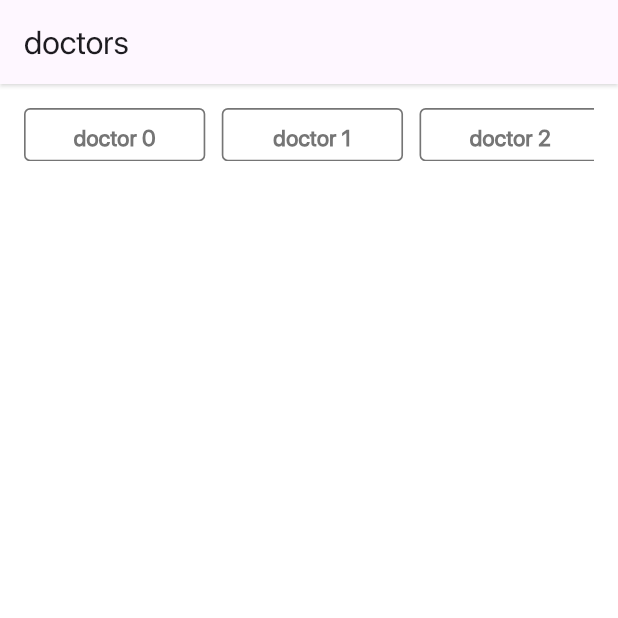
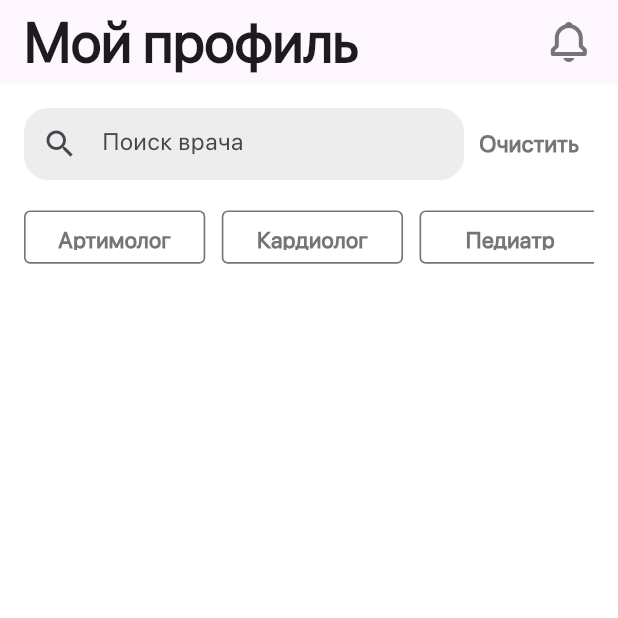
Before and after one commit to FlutterCourse18/ambulance, a Flutter app: the DoctorsScreen screen opened directly, on a phone screen of 412 x 824 dp, the top half of it. Run offline on Flutter 3.47's test engine with Material 3 defaults, Android fonts, the phone set to English and light mode, and no system bars; our stand-ins replace file_picker, flutter_screenutil, flutter_svg, image_picker, mask_text_input_formatter, persistent_bottom_nav_bar and 1 more; accounts and stored records are empty.

Commit message:
add search_textfield - doctors_category_list

```diff
--- a/lib/core/consts/app_consts.dart
+++ b/lib/core/consts/app_consts.dart
@@ -6,5 +6,5 @@ abstract class AppConsts {
   static const String userName = 'userName';
   static const String userSurname = 'userSurname';
   static const String userAvatar = 'userAvatar';
-  static const int initialTabCont = 4;
+  static const int initialTabCont = 0;
 }
--- a/lib/core/fonts/app_fonts.dart
+++ b/lib/core/fonts/app_fonts.dart
@@ -30,6 +30,10 @@ abstract class AppFonts {
     fontSize: 15.sp,
     fontWeight: FontWeight.w600,
   );
+  static TextStyle s14w600 = TextStyle(
+    fontSize: 14.sp,
+    fontWeight: FontWeight.w600,
+  );
   static TextStyle s18w400 = TextStyle(
     fontSize: 18.sp,
     fontWeight: FontWeight.w400,
--- a/lib/core/images/app_images.dart
+++ b/lib/core/images/app_images.dart
@@ -18,4 +18,5 @@ abstract class AppSvg {
   static const String dropper = "assets/images/svg/dropper.svg";
   static const String detail = "assets/images/svg/detail.svg";
   static const String bookAdd = "assets/images/svg/book_add.svg";
+  static const String bell = "assets/images/svg/bell.svg";
 }
--- a/lib/data/bottom_nav_bar_model.dart
+++ b/lib/data/bottom_nav_bar_model.dart
@@ -11,7 +11,7 @@ abstract class BottomNavBarData {
   static List<BottomNavBarModel> data = [
     BottomNavBarModel(title: 'Доктора', image: AppSvg.plus),
     BottomNavBarModel(title: 'Статьи', image: AppSvg.sheet),
-    // BottomNavBarModel(title: 'Вызов', image: AppSvg.ambulance),
+    BottomNavBarModel(title: 'Вызов', image: AppSvg.ambulance),
     BottomNavBarModel(title: 'Мои доктора', image: AppSvg.favorite),
     BottomNavBarModel(title: 'Профиль', image: AppSvg.profile),
   ];
--- /dev/null
+++ b/lib/data/doctors_category_model.dart
@@ -0,0 +1,15 @@
+abstract class DoctorsCategoryData {
+  static List<String> doctors = [
+    "Артимолог",
+    "Кардиолог",
+    "Педиатр",
+    "Кардиохирург"
+    "Хирург",
+    "Гинеколог",
+    "Окулист",
+    "Акушер-гинеколог",
+    "Уролог",
+    "Невролог",
+    "Терапевт",
+  ];
+}
--- /dev/null
+++ b/lib/presentation/common_widgets/search_textfield.dart
@@ -0,0 +1,74 @@
+import 'package:ambulance/core/colors/app_colors.dart';
+import 'package:ambulance/core/fonts/app_fonts.dart';
+import 'package:flutter/material.dart';
+import 'package:flutter_screenutil/flutter_screenutil.dart';
+
+class SearchTextField extends StatefulWidget {
+  const SearchTextField({super.key});
+
+  @override
+  State<SearchTextField> createState() => _SearchTextFieldState();
+}
+
+class _SearchTextFieldState extends State<SearchTextField> {
+  TextEditingController searchController = TextEditingController();
+
+  void onSubmitted(value) {
+    print('value: $value');
+  }
+
+  @override
+  Widget build(BuildContext context) {
+    return Row(
+      children: [
+        Expanded(
+          child: TextField(
+            controller: searchController,
+            onSubmitted: onSubmitted,
+            keyboardType: TextInputType.text,
+            textCapitalization: TextCapitalization.sentences,
+            decoration: InputDecoration(
+              focusedBorder: OutlineInputBorder(
+                borderSide:
+                    const BorderSide(width: 1, color: Colors.transparent),
+                borderRadius: BorderRadius.circular(16.r),
+              ),
+              enabledBorder: UnderlineInputBorder(
+                borderSide:
+                    const BorderSide(width: 1, color: Colors.transparent),
+                borderRadius: BorderRadius.circular(16.r),
+              ),
+              filled: true,
+              fillColor: AppColors.grayC4.withOpacity(0.3),
+              contentPadding:
+                  EdgeInsets.symmetric(vertical: 10.h, horizontal: 10.w),
+              // suffix: InkWell(
+              //   child: const Text('Очистить'),
+              //   onTap: () {
+              //     searchController.clear();
+              //     print(searchController.text);
+              //   },
+              // ),
+              prefixIcon: const Icon(Icons.search),
+              hintText: 'Поиск врача',
+            ),
+          ),
+        ),
+        InkWell(
+          borderRadius: BorderRadius.circular(30.0),
+          child: Padding(
+            padding: const EdgeInsets.all(10.0),
+            child: Text(
+              'Очистить',
+              style: AppFonts.s14w600.copyWith(color: AppColors.gray75),
+            ),
+          ),
+          onTap: () {
+            searchController.clear();
+            // print(searchController.text);
+          },
+        )
+      ],
+    );
+  }
+}
--- a/lib/presentation/features/home_page/doctors/screens/doctor_screen.dart
+++ b/lib/presentation/features/home_page/doctors/screens/doctor_screen.dart
@@ -1,6 +1,10 @@
-import 'package:ambulance/core/colors/app_colors.dart';
+import 'package:ambulance/core/fonts/app_fonts.dart';
+import 'package:ambulance/core/images/app_images.dart';
+import 'package:ambulance/presentation/common_widgets/search_textfield.dart';
+import 'package:ambulance/presentation/features/home_page/doctors/widgets/doctor_category_list.dart';
 import 'package:flutter/material.dart';
 import 'package:flutter_screenutil/flutter_screenutil.dart';
+import 'package:flutter_svg/flutter_svg.dart';
 
 class DoctorsScreen extends StatefulWidget {
   const DoctorsScreen({super.key});
@@ -10,79 +14,34 @@ class DoctorsScreen extends StatefulWidget {
 }
 
 class _DoctorsScreenState extends State<DoctorsScreen> {
-  List<String> doctors = [for (int i = 0; i < 10; i++) 'doctor $i'];
-  String selectedElement = '';
   @override
   Widget build(BuildContext context) {
     return Scaffold(
       appBar: AppBar(
-        title: const Text('doctors'),
+        elevation: 0.h,
+        title: Text(
+          'Мой профиль',
+          style: AppFonts.s34w700,
+        ),
+        centerTitle: false,
+        actions: [
+          IconButton(
+            onPressed: () {},
+            icon: SvgPicture.asset(AppSvg.bell),
+          ),
+          SizedBox(width: 8.w),
+        ],
       ),
       body: Padding(
         padding: const EdgeInsets.all(16.0),
         child: Column(
           children: [
-            SizedBox(
-              height: 35.h,
-              child: ListView.builder(
-                scrollDirection: Axis.horizontal,
-                itemCount: doctors.length,
-                itemBuilder: (context, index) => DoctorCotegoryWidget(
-                  onTap: () {
-                    selectedElement = doctors[index];
-                    setState(() {});
-                  },
-                  isSelected: selectedElement == doctors[index],
-                  title: doctors[index],
-                ),
-              ),
-            )
+            const SearchTextField(),
+            SizedBox(height: 20.h),
+            const DoctorsCategoryList(),
           ],
         ),
       ),
     );
   }
 }
-
-class DoctorCotegoryWidget extends StatelessWidget {
-  const DoctorCotegoryWidget(
-      {super.key,
-      required this.title,
-      required this.isSelected,
-      required this.onTap});
-  final String title;
-
-  final Function()? onTap;
-  final bool isSelected;
-  @override
-  Widget build(BuildContext context) {
-    return Padding(
-      padding: EdgeInsets.only(right: 10.w),
-      child: InkWell(
-        onTap: onTap,
-        child: Container(
-          width: 110.w,
-          height: 34.h,
-          padding: EdgeInsets.symmetric(horizontal: 12.w, vertical: 8.h),
-          decoration: ShapeDecoration(
-            color: isSelected ? AppColors.blue : Colors.white,
-            shape: RoundedRectangleBorder(
-              side: BorderSide(width: 1.w, color: AppColors.gray75),
-              borderRadius: BorderRadius.circular(4.r),
-            ),
-          ),
-          child: Center(
-            child: Text(
-              title,
-              style: TextStyle(
-                color: !isSelected ? Color(0xFF757575) : Colors.white,
-                fontSize: 15,
-                fontWeight: FontWeight.w600,
-              ),
-            ),
-          ),
-        ),
-      ),
-    );
-  }
-}
--- /dev/null
+++ b/lib/presentation/features/home_page/doctors/widgets/doctor_category_list.dart
@@ -0,0 +1,34 @@
+import 'package:ambulance/data/doctors_category_model.dart';
+import 'package:ambulance/presentation/features/home_page/doctors/widgets/doctor_cotegory.dart';
+import 'package:flutter/material.dart';
+import 'package:flutter_screenutil/flutter_screenutil.dart';
+
+class DoctorsCategoryList extends StatefulWidget {
+  const DoctorsCategoryList({super.key});
+
+  @override
+  State<DoctorsCategoryList> createState() => _DoctorsCategoryListState();
+}
+
+class _DoctorsCategoryListState extends State<DoctorsCategoryList> {
+  String selectedElement = '';
+
+  @override
+  Widget build(BuildContext context) {
+    return SizedBox(
+      height: 35.h,
+      child: ListView.builder(
+        scrollDirection: Axis.horizontal,
+        itemCount: DoctorsCategoryData.doctors.length,
+        itemBuilder: (context, index) => DoctorCotegoryWidget(
+          onTap: () {
+            selectedElement = DoctorsCategoryData.doctors[index];
+            setState(() {});
+          },
+          isSelected: selectedElement == DoctorsCategoryData.doctors[index],
+          title: DoctorsCategoryData.doctors[index],
+        ),
+      ),
+    );
+  }
+}
--- /dev/null
+++ b/lib/presentation/features/home_page/doctors/widgets/doctor_cotegory.dart
@@ -0,0 +1,46 @@
+import 'package:ambulance/core/colors/app_colors.dart';
+import 'package:flutter/material.dart';
+import 'package:flutter_screenutil/flutter_screenutil.dart';
+
+class DoctorCotegoryWidget extends StatelessWidget {
+  const DoctorCotegoryWidget(
+      {super.key,
+      required this.title,
+      required this.isSelected,
+      required this.onTap});
+  final String title;
+
+  final Function()? onTap;
+  final bool isSelected;
+  @override
+  Widget build(BuildContext context) {
+    return Padding(
+      padding: EdgeInsets.only(right: 10.w),
+      child: InkWell(
+        onTap: onTap,
+        child: Container(
+          width: 110.w,
+          height: 34.h,
+          padding: EdgeInsets.symmetric(horizontal: 12.w, vertical: 8.h),
+          decoration: ShapeDecoration(
+            color: isSelected ? AppColors.blue : AppColors.white,
+            shape: RoundedRectangleBorder(
+              side: BorderSide(width: 1.w, color: AppColors.gray75),
+              borderRadius: BorderRadius.circular(4.r),
+            ),
+          ),
+          child: Center(
+            child: Text(
+              title,
+              style: TextStyle(
+                color: !isSelected ? AppColors.gray75 : AppColors.white,
+                fontSize: 15,
+                fontWeight: FontWeight.w600,
+              ),
+            ),
+          ),
+        ),
+      ),
+    );
+  }
+}
```
Also changed, not shown: assets/images/svg/bell.svg (added).
